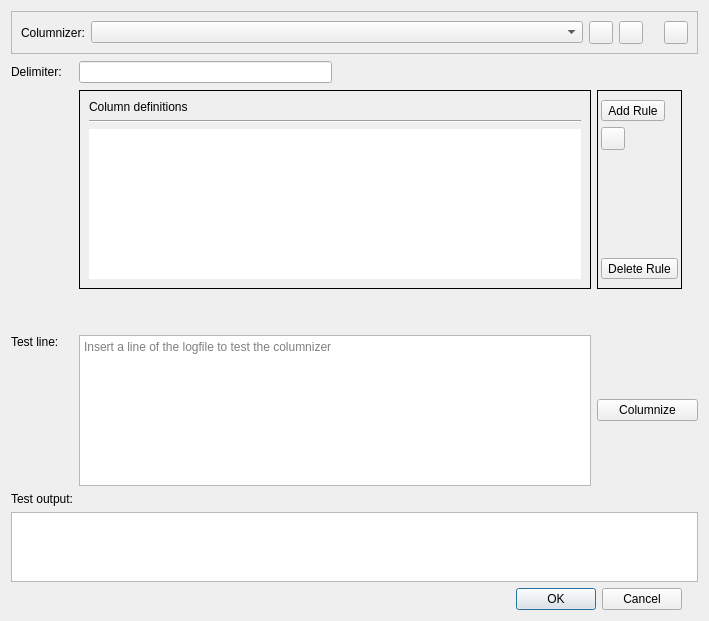
The window that src/gui/columnize/ColumnizeDialog.ui (tomvodi/QTail) describes before a commit, drawn with Qt 5.
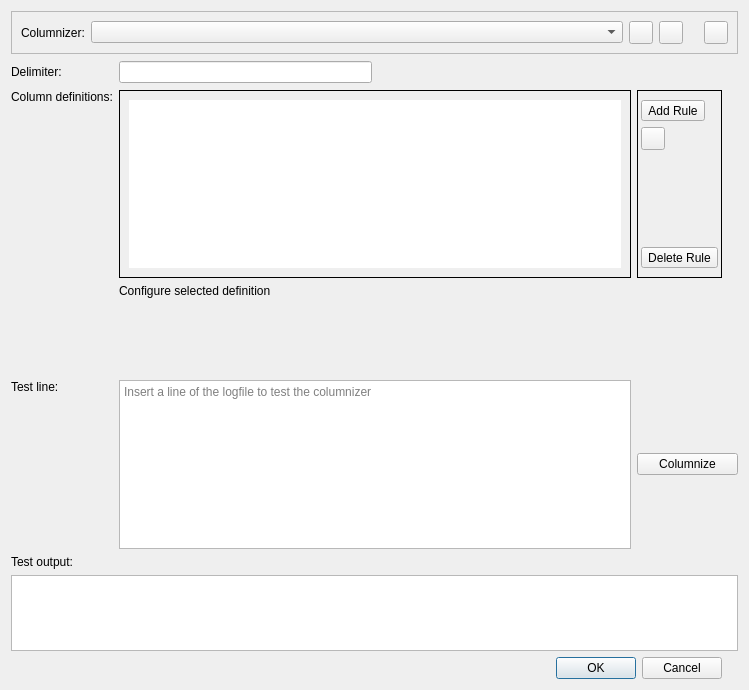
The same window after the commit. Icons and pictures are not drawn.

Commit message: added definition config widget

What changed in the file:
```diff
--- a/src/gui/columnize/ColumnizeDialog.ui
+++ b/src/gui/columnize/ColumnizeDialog.ui
@@ -6,15 +6,15 @@
    <rect>
     <x>0</x>
     <y>0</y>
-    <width>709</width>
-    <height>621</height>
+    <width>749</width>
+    <height>690</height>
    </rect>
   </property>
   <property name="windowTitle">
    <string>Columnize</string>
   </property>
   <layout class="QGridLayout" name="gridLayout">
-   <item row="2" column="1" colspan="2">
+   <item row="3" column="1" colspan="2">
     <widget class="QFrame" name="columnDefinitionsFrame">
      <property name="sizePolicy">
       <sizepolicy hsizetype="MinimumExpanding" vsizetype="Preferred">
@@ -34,20 +34,6 @@
       <enum>QFrame::Plain</enum>
      </property>
      <layout class="QVBoxLayout" name="verticalLayout_2">
-      <item>
-       <widget class="QLabel" name="_columnDefinitionsHeader">
-        <property name="text">
-         <string notr="true">Column definitions</string>
-        </property>
-       </widget>
-      </item>
-      <item>
-       <widget class="Line" name="hr_columnDefinitions">
-        <property name="orientation">
-         <enum>Qt::Horizontal</enum>
-        </property>
-       </widget>
-      </item>
       <item>
        <widget class="QListWidget" name="columnDefinitionsListWidget">
         <property name="frameShape">
@@ -73,7 +59,7 @@
      </layout>
     </widget>
    </item>
-   <item row="4" column="3" colspan="2">
+   <item row="7" column="3" colspan="2">
     <widget class="QPushButton" name="testColumnizeButton">
      <property name="text">
       <string>Columnize</string>
@@ -87,7 +73,7 @@
      </property>
     </widget>
    </item>
-   <item row="2" column="4">
+   <item row="3" column="4">
     <spacer name="horizontalSpacer_3">
      <property name="orientation">
       <enum>Qt::Horizontal</enum>
@@ -116,7 +102,7 @@
      </property>
     </spacer>
    </item>
-   <item row="3" column="1" colspan="2">
+   <item row="6" column="1" colspan="2">
     <spacer name="verticalSpacer">
      <property name="orientation">
       <enum>Qt::Vertical</enum>
@@ -132,7 +118,7 @@
      </property>
     </spacer>
    </item>
-   <item row="4" column="1" colspan="2">
+   <item row="7" column="1" colspan="2">
     <widget class="QPlainTextEdit" name="testTextEdit">
      <property name="maximumBlockCount">
       <number>1</number>
@@ -228,7 +214,7 @@
      </layout>
     </widget>
    </item>
-   <item row="2" column="3">
+   <item row="3" column="3">
     <widget class="QFrame" name="columnDefinitionsOptionFrame">
      <property name="frameShape">
       <enum>QFrame::Box</enum>
@@ -304,7 +290,7 @@
      </layout>
     </widget>
    </item>
-   <item row="4" column="0">
+   <item row="7" column="0">
     <widget class="QLabel" name="_testLine">
      <property name="text">
       <string>Test line:</string>
@@ -314,7 +300,10 @@
      </property>
     </widget>
    </item>
-   <item row="7" column="1" colspan="3">
+   <item row="1" column="1">
+    <widget class="QLineEdit" name="delimiterLineEdit"/>
+   </item>
+   <item row="10" column="1" colspan="3">
     <widget class="QDialogButtonBox" name="buttonBox">
      <property name="orientation">
       <enum>Qt::Horizontal</enum>
@@ -324,10 +313,7 @@
      </property>
     </widget>
    </item>
-   <item row="1" column="1">
-    <widget class="QLineEdit" name="delimiterLineEdit"/>
-   </item>
-   <item row="5" column="0">
+   <item row="8" column="0">
     <widget class="QLabel" name="label">
      <property name="text">
       <string>Test output:</string>
@@ -337,7 +323,7 @@
      </property>
     </widget>
    </item>
-   <item row="6" column="0" colspan="5">
+   <item row="9" column="0" colspan="5">
     <widget class="QTableWidget" name="testOutputTableWidget">
      <property name="maximumSize">
       <size>
@@ -363,6 +349,50 @@
      <row/>
     </widget>
    </item>
+   <item row="3" column="0">
+    <widget class="QLabel" name="_columnDefinitionsHeader">
+     <property name="text">
+      <string notr="true">Column definitions:</string>
+     </property>
+     <property name="alignment">
+      <set>Qt::AlignLeading|Qt::AlignLeft|Qt::AlignTop</set>
+     </property>
+    </widget>
+   </item>
+   <item row="4" column="1" colspan="4">
+    <widget class="QLabel" name="label_2">
+     <property name="text">
+      <string>Configure selected definition</string>
+     </property>
+    </widget>
+   </item>
+   <item row="5" column="1" colspan="4">
+    <widget class="QWidget" name="configureDefinitionWidget" native="true">
+     <property name="minimumSize">
+      <size>
+       <width>0</width>
+       <height>30</height>
+      </size>
+     </property>
+     <layout class="QGridLayout" name="configureDefinitionLayout">
+      <property name="leftMargin">
+       <number>0</number>
+      </property>
+      <property name="topMargin">
+       <number>0</number>
+      </property>
+      <property name="rightMargin">
+       <number>0</number>
+      </property>
+      <property name="bottomMargin">
+       <number>0</number>
+      </property>
+      <property name="spacing">
+       <number>0</number>
+      </property>
+     </layout>
+    </widget>
+   </item>
   </layout>
  </widget>
  <resources>
```
The commit also changes 13 other files.
